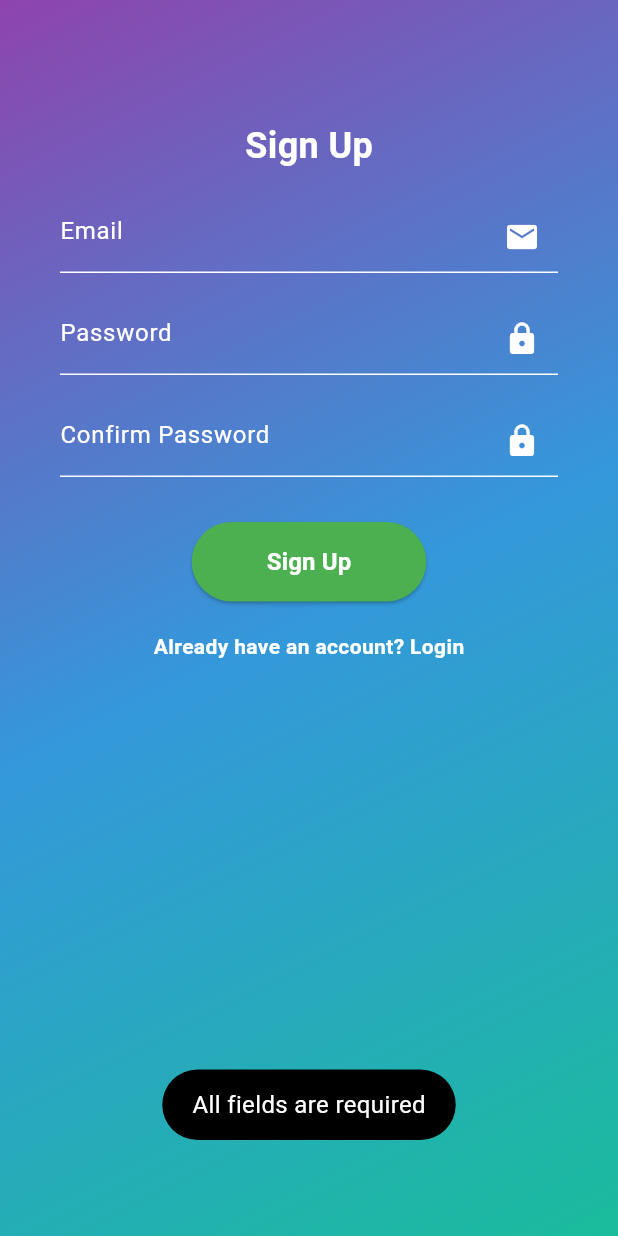
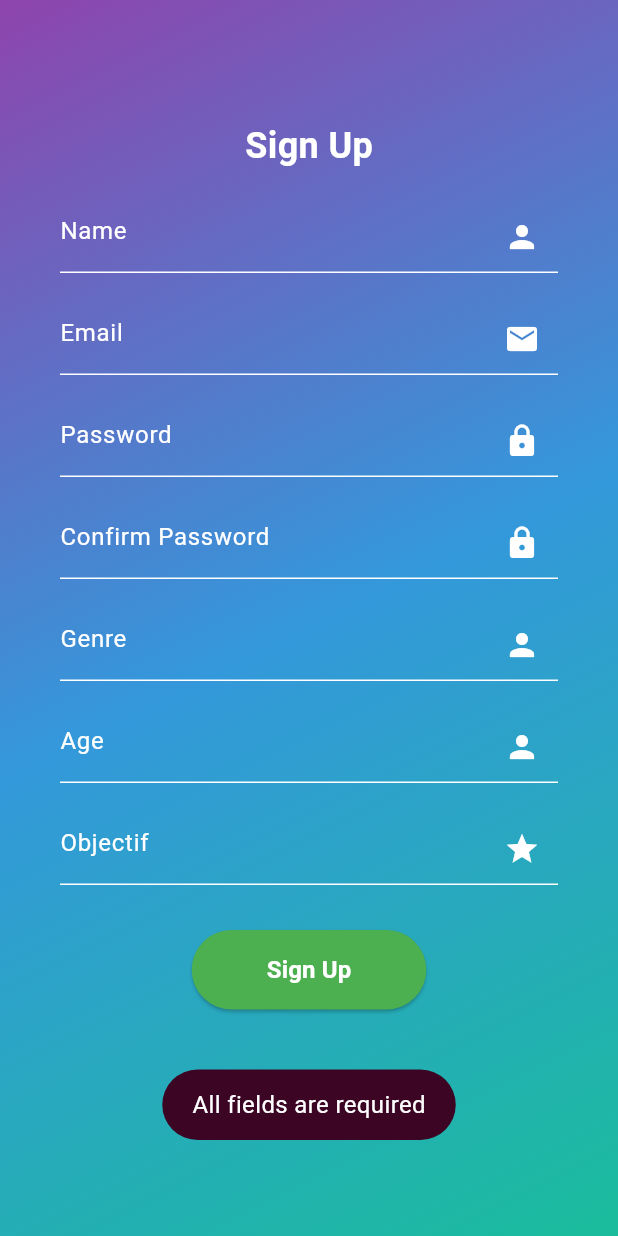
Before and after one commit to Amal-oueslati52/AppMentalHealth, a Flutter app: the SignUp screen opened directly, after a tap on "Sign Up", on a phone screen of 412 x 824 dp. Run offline on Flutter 3.47's test engine with Material 3 defaults, Android fonts, the phone set to English and light mode, and no system bars; our stand-ins replace circle_nav_bar, cloud_firestore, firebase_auth, firebase_core, fluttertoast; accounts and stored records are empty.

Commit message:
zedet des champs genre,object,age,dans sigup

```diff
--- a/lib/sign_up.dart
+++ b/lib/sign_up.dart
@@ -1,8 +1,8 @@
 import 'package:app/HomeScreen.dart';
 import 'package:flutter/material.dart';
 import 'package:firebase_auth/firebase_auth.dart';
-import 'package:app/login.dart';
-import 'package:app/toast/toast.dart'; // Importation de ton fichier toast.dart
+import 'package:cloud_firestore/cloud_firestore.dart'; // Ajout de Firestore pour gérer les données utilisateur
+import 'package:app/toast/toast.dart'; // Importation de la fonction toast pour afficher des messages à l'utilisateur
 
 class SignUp extends StatefulWidget {
   const SignUp({Key? key}) : super(key: key);
@@ -12,53 +12,120 @@ class SignUp extends StatefulWidget {
 }
 
 class _SignUpState extends State<SignUp> {
+  // Initialisation des objets Firebase et des contrôleurs de texte pour les champs du formulaire
   final FirebaseAuth _auth = FirebaseAuth.instance;
+  final FirebaseFirestore _firestore = FirebaseFirestore.instance;
   final TextEditingController _emailController = TextEditingController();
   final TextEditingController _passwordController = TextEditingController();
   final TextEditingController _confirmPasswordController =
       TextEditingController();
+  final TextEditingController _nameController = TextEditingController();
+  final TextEditingController _genreController = TextEditingController();
+  final TextEditingController _ageController = TextEditingController();
+  final TextEditingController _objectifController = TextEditingController();
 
-  bool _isLoading = false;
+  bool _isLoading =
+      false; // Variable pour afficher ou non le chargement lors de l'inscription
 
+  // Fonction pour gérer l'inscription
   Future<void> _signUp() async {
-    setState(() => _isLoading = true);
+    print("➡️ Bouton Sign Up pressé");
+    setState(() => _isLoading = true); // Démarre l'indicateur de chargement
 
+    // Récupération des valeurs saisies dans les champs de texte
     String email = _emailController.text.trim();
     String password = _passwordController.text.trim();
     String confirmPassword = _confirmPasswordController.text.trim();
+    String name = _nameController.text.trim();
+    String genre = _genreController.text.trim();
+    String age = _ageController.text.trim();
+    String objectif = _objectifController.text.trim();
 
-    if (email.isEmpty || password.isEmpty || confirmPassword.isEmpty) {
-      showToast(message: "All fields are required");
-      setState(() => _isLoading = false);
+    print(" Email: $email");
+    print(" Password: $password");
+    print(" Name: $name");
+    print(" Genre: $genre");
+    print(" Age: $age");
+    print(" Objectif: $objectif");
+
+    // Validation des champs de saisie
+    if (email.isEmpty ||
+        password.isEmpty ||
+        confirmPassword.isEmpty ||
+        name.isEmpty ||
+        genre.isEmpty ||
+        age.isEmpty ||
+        objectif.isEmpty) {
+      print("⚠️ Un champ est vide");
+      showToast(
+          message:
+              "All fields are required"); // Affiche un message si un champ est vide
+      setState(() => _isLoading = false); // Arrête l'indicateur de chargement
       return;
     }
+
+    // Vérification que le mot de passe et la confirmation correspondent
     if (password != confirmPassword) {
-      showToast(message: "Passwords do not match");
+      print("⚠️ Les mots de passe ne correspondent pas");
+      showToast(
+          message:
+              "Passwords do not match"); // Affiche un message si les mots de passe ne correspondent pas
       setState(() => _isLoading = false);
       return;
     }
 
     try {
-      await _auth.createUserWithEmailAndPassword(
+      // Tentative de création de l'utilisateur dans Firebase
+      print("🚀 Tentative de création de l'utilisateur Firebase");
+      UserCredential userCredential =
+          await _auth.createUserWithEmailAndPassword(
         email: email,
         password: password,
       );
+      print("✅ Utilisateur créé avec UID: ${userCredential.user?.uid}");
 
-      showToast(message: "Account created successfully!");
+      // Sauvegarde des informations de l'utilisateur dans Firestore
+      print("📂 Sauvegarde des infos utilisateur dans Firestore");
+      await _firestore.collection('users').doc(userCredential.user!.uid).set({
+        'name': name,
+        'email': email,
+        'genre': genre,
+        'age': age,
+        'objectif': objectif,
+        'createdAt': Timestamp.now(), // Date de création du compte
+      });
+      print("✅ Infos utilisateur enregistrées");
 
-      // Rediriger vers HomeScreen après succès
+      showToast(message: "Account created successfully!"); // Message de succès
+
+      // Navigation vers l'écran d'accueil une fois l'inscription terminée
+      print("➡️ Navigation vers HomeScreen");
+      if (!mounted)
+        return; // Vérifie que le widget est toujours présent avant de naviguer
       Navigator.pushReplacement(
         context,
-        MaterialPageRoute(builder: (context) => const HomeScreen()),
+        MaterialPageRoute(
+            builder: (context) =>
+                const HomeScreen()), // Navigation vers l'écran principal
       );
     } on FirebaseAuthException catch (e) {
-      showToast(message: _getFirebaseErrorMessage(e.code));
+      // Gestion des erreurs liées à Firebase
+      print("❌ Erreur Firebase: ${e.code}");
+      showToast(
+          message: _getFirebaseErrorMessage(
+              e.code)); // Affiche un message d'erreur spécifique
+    } catch (e) {
+      // Gestion des erreurs inattendues
+      print("❌ Erreur inattendue: $e");
+      showToast(message: "An error occurred. Please try again.");
     } finally {
+      // Arrête l'indicateur de chargement après l'exécution du processus
+      print("⏳ Fin du processus d'inscription");
       setState(() => _isLoading = false);
     }
   }
 
-  /// Gestion des messages d'erreur Firebase
+  // Fonction pour récupérer un message d'erreur spécifique basé sur le code d'erreur Firebase
   String _getFirebaseErrorMessage(String errorCode) {
     switch (errorCode) {
       case "email-already-in-use":
@@ -85,14 +152,14 @@ class _SignUpState extends State<SignUp> {
                   begin: Alignment.topLeft,
                   end: Alignment.bottomRight,
                   colors: [
-                    Color(0xFF8E44AD), // Violet
-                    Color(0xFF3498DB), // Bleu
-                    Color(0xFF1ABC9C), // Vert
+                    Color(0xFF8E44AD),
+                    Color(0xFF3498DB),
+                    Color(0xFF1ABC9C),
                   ],
                 ),
               ),
             ),
-            // Formulaire SignUp
+            // Formulaire d'inscription
             SingleChildScrollView(
               padding: const EdgeInsets.symmetric(horizontal: 40, vertical: 20),
               child: Column(
@@ -107,27 +174,58 @@ class _SignUpState extends State<SignUp> {
                         color: Colors.white),
                   ),
                   const SizedBox(height: 20),
+                  // Champs pour le nom
+                  TextField(
+                    controller: _nameController,
+                    decoration: _inputDecoration("Name", Icons.person),
+                  ),
+                  const SizedBox(height: 20),
+                  // Champs pour l'email
                   TextField(
                     controller: _emailController,
                     decoration: _inputDecoration("Email", Icons.email),
                     keyboardType: TextInputType.emailAddress,
                   ),
                   const SizedBox(height: 20),
+                  // Champs pour le mot de passe
                   TextField(
                     controller: _passwordController,
                     decoration: _inputDecoration("Password", Icons.lock),
                     obscureText: true,
                   ),
                   const SizedBox(height: 20),
+                  // Champs pour la confirmation du mot de passe
                   TextField(
                     controller: _confirmPasswordController,
                     decoration:
                         _inputDecoration("Confirm Password", Icons.lock),
                     obscureText: true,
                   ),
+                  const SizedBox(height: 20),
+                  // Champs pour le genre
+                  TextField(
+                    controller: _genreController,
+                    decoration: _inputDecoration("Genre", Icons.person),
+                    obscureText: false,
+                  ),
+                  const SizedBox(height: 20),
+                  // Champs pour l'âge
+                  TextField(
+                    controller: _ageController,
+                    decoration: _inputDecoration("Age", Icons.person),
+                    obscureText: false,
+                  ),
+                  const SizedBox(height: 20),
+                  // Champs pour l'objectif
+                  TextField(
+                    controller: _objectifController,
+                    decoration: _inputDecoration("Objectif", Icons.star),
+                    obscureText: false,
+                  ),
+
                   const SizedBox(height: 30),
 
-                  // Bouton Sign Up
+                  // Bouton pour soumettre l'inscription
                   ElevatedButton(
                     onPressed: _isLoading ? null : _signUp,
                     style: ElevatedButton.styleFrom(
@@ -145,20 +243,6 @@ class _SignUpState extends State<SignUp> {
                           ),
                   ),
                   const SizedBox(height: 20),
-
-                  // Lien vers la connexion
-                  GestureDetector(
-                    onTap: () => Navigator.pushReplacement(context,
-                        MaterialPageRoute(builder: (context) => const Login())),
-                    child: const Text(
-                      'Already have an account? Login',
-                      style: TextStyle(
-                          color: Colors.white,
-                          fontSize: 14,
-                          fontWeight: FontWeight.bold),
-                    ),
-                  ),
-                  const SizedBox(height: 40),
                 ],
               ),
             ),
@@ -168,7 +252,7 @@ class _SignUpState extends State<SignUp> {
     );
   }
 
-  /// Fonction pour styliser les champs de saisie
+  // Fonction pour styliser les champs de saisie
   InputDecoration _inputDecoration(String hintText, IconData icon) {
     return InputDecoration(
       hintText: hintText,
--- a/lib/toast/toast.dart
+++ b/lib/toast/toast.dart
@@ -7,7 +7,7 @@ void showToast({required String message}) {
       toastLength: Toast.LENGTH_SHORT,
       gravity: ToastGravity.BOTTOM,
       timeInSecForIosWeb: 1,
-      backgroundColor: Colors.black,
+      backgroundColor: const Color.fromARGB(255, 59, 5, 35),
       textColor: Colors.white,
       fontSize: 16.0);
 }
```
Also changed, not shown: lib/HomeScreen.dart (line endings or trailing spaces), 4 other files.
